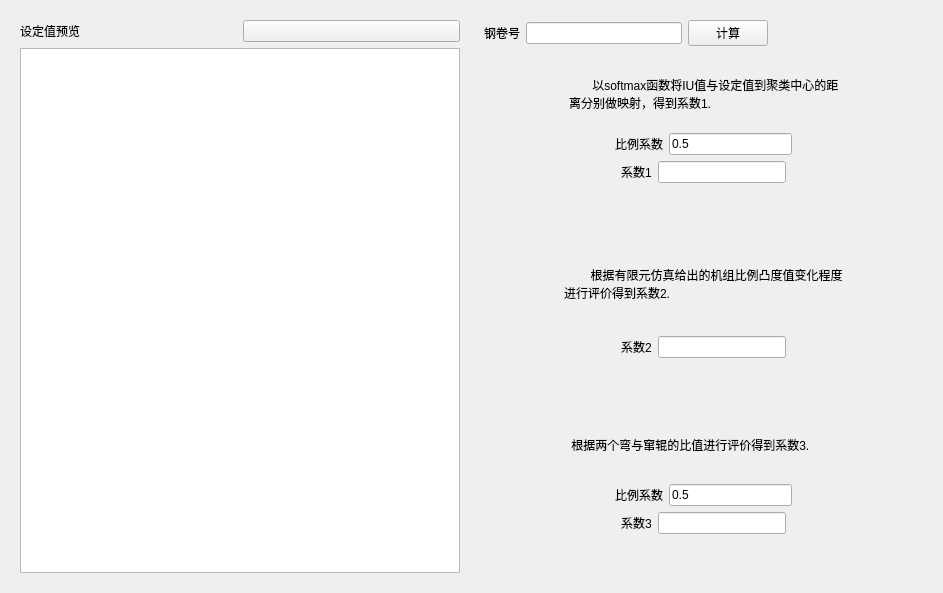
First picture: the form in 板形控制能力评价/预设定值评价/预设定值评价.ui, repository zhanghongjia1116/flatness, before the edit.
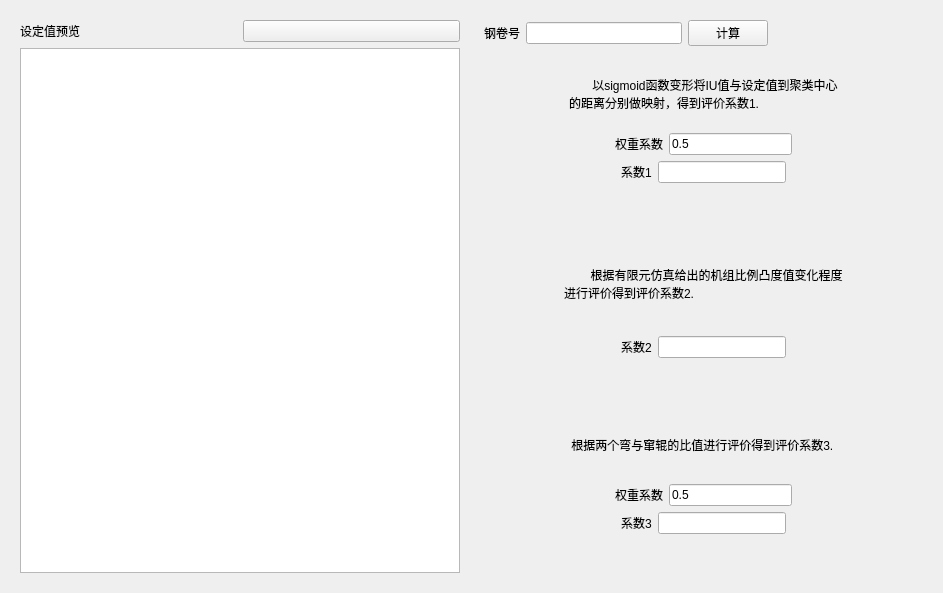
Second picture: the form after the edit. Custom widgets are drawn as their Qt base class.

Commit message: 添加表格自学习界面，修正预设定值评价系数。

```diff
--- a/板形控制能力评价/预设定值评价/预设定值评价.ui
+++ b/板形控制能力评价/预设定值评价/预设定值评价.ui
@@ -95,7 +95,7 @@
            <item>
             <widget class="BodyLabel" name="BodyLabel">
              <property name="text">
-              <string>       以softmax函数将IU值与设定值到聚类中心的距离分别做映射，得到系数1.</string>
+              <string>       以sigmoid函数变形将IU值与设定值到聚类中心的距离分别做映射，得到评价系数1.</string>
              </property>
              <property name="wordWrap">
               <bool>true</bool>
@@ -135,7 +135,7 @@
            <item>
             <widget class="CaptionLabel" name="CaptionLabel">
              <property name="text">
-              <string>比例系数</string>
+              <string>权重系数</string>
              </property>
             </widget>
            </item>
@@ -228,7 +228,7 @@
            <item>
             <widget class="BodyLabel" name="BodyLabel_2">
              <property name="text">
-              <string>        根据有限元仿真给出的机组比例凸度值变化程度进行评价得到系数2.</string>
+              <string>        根据有限元仿真给出的机组比例凸度值变化程度进行评价得到评价系数2.</string>
              </property>
              <property name="wordWrap">
               <bool>true</bool>
@@ -329,7 +329,7 @@
               </size>
              </property>
              <property name="text">
-              <string>       根据两个弯与窜辊的比值进行评价得到系数3.</string>
+              <string>       根据两个弯与窜辊的比值进行评价得到评价系数3.</string>
              </property>
              <property name="wordWrap">
               <bool>true</bool>
@@ -369,7 +369,7 @@
            <item>
             <widget class="CaptionLabel" name="CaptionLabel_3">
              <property name="text">
-              <string>比例系数</string>
+              <string>权重系数</string>
              </property>
             </widget>
            </item>
```
The commit also changes 23 other files.
